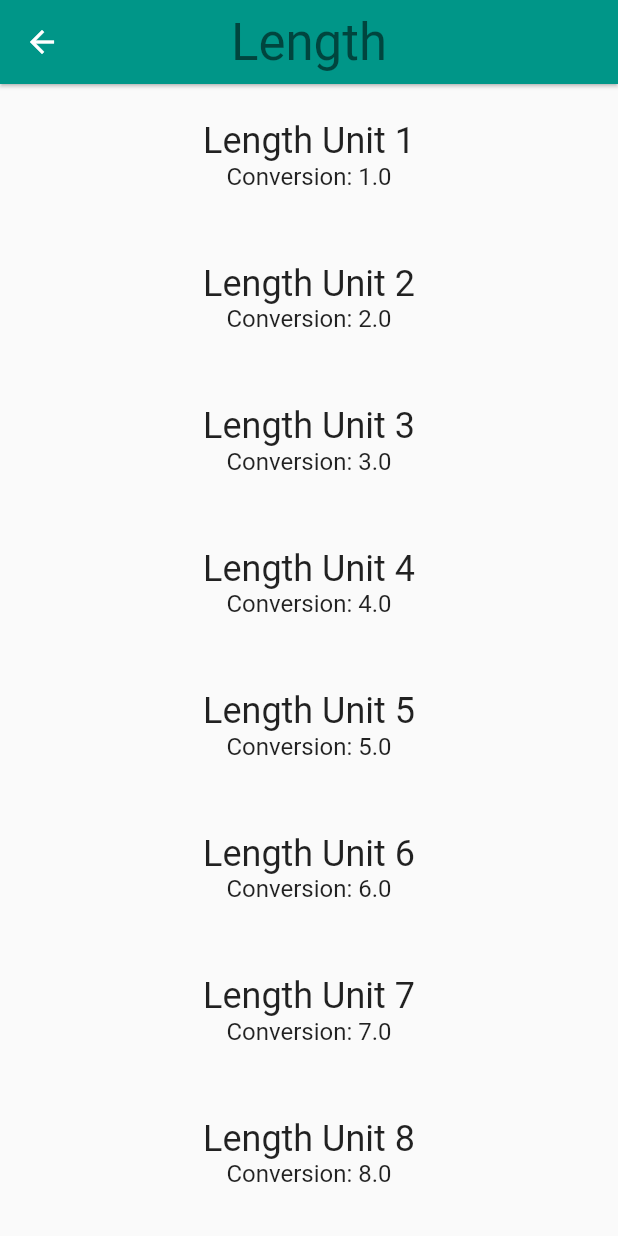
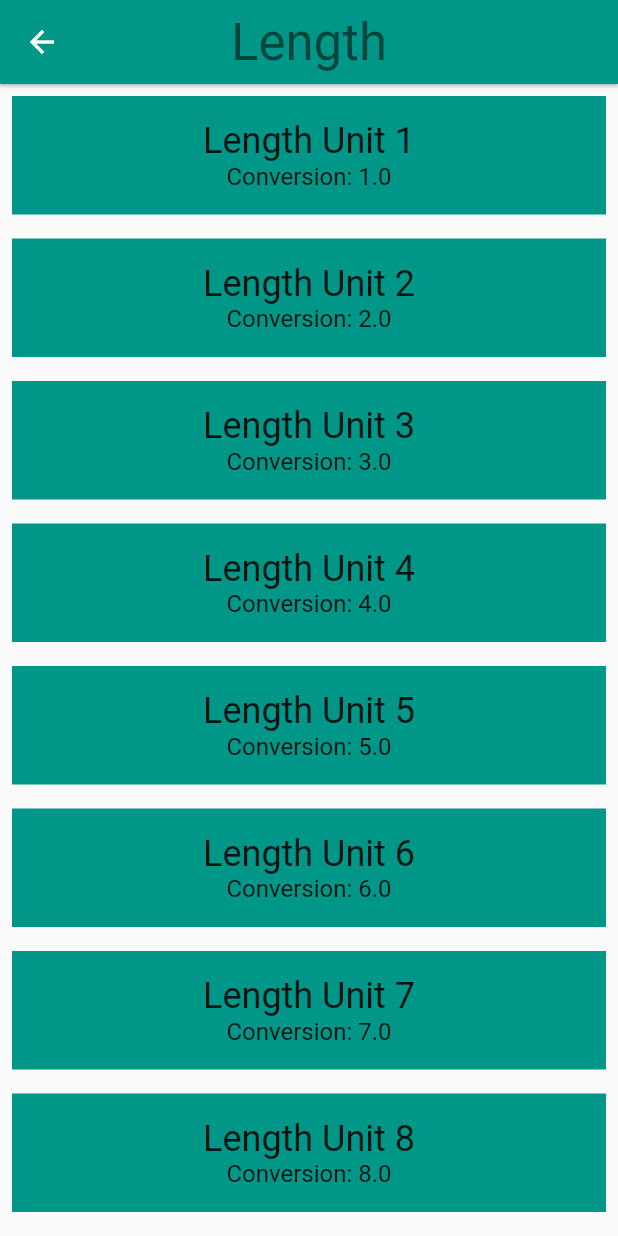
Before and after one commit to lordcharro/converter_app, a Flutter app: the screen it shows after launch, after a tap on "Length", on a phone screen of 412 x 824 dp. Run offline on Flutter 3.47's test engine with Material 2 defaults, Android fonts, the phone set to English and light mode, and no system bars.

Commit message:
Add color to ConverterRoute

```diff
--- a/lib/category.dart
+++ b/lib/category.dart
@@ -82,6 +82,7 @@ class Category extends StatelessWidget {
             backgroundColor: color,
           ),
           body: ConverterRoute(
+            color: color,
             units: units,
           ),
         );
--- a/lib/converter_route.dart
+++ b/lib/converter_route.dart
@@ -4,13 +4,16 @@ import 'package:flutter/material.dart';
 
 class ConverterRoute extends StatelessWidget {
   final List<Unit> units;
+  final Color color;
 
-  const ConverterRoute({@required this.units}) : assert(units != null);
+  const ConverterRoute({@required this.units, @required this.color
+  }) : assert(units != null), assert(color != null);
 
   @override
   Widget build(BuildContext context) {
     final unitWidgets = units.map((Unit unit) {
       return Container(
+        color: color,
         margin: EdgeInsets.all(8.0),
         padding: EdgeInsets.all(16.0),
         child: Column(
```
